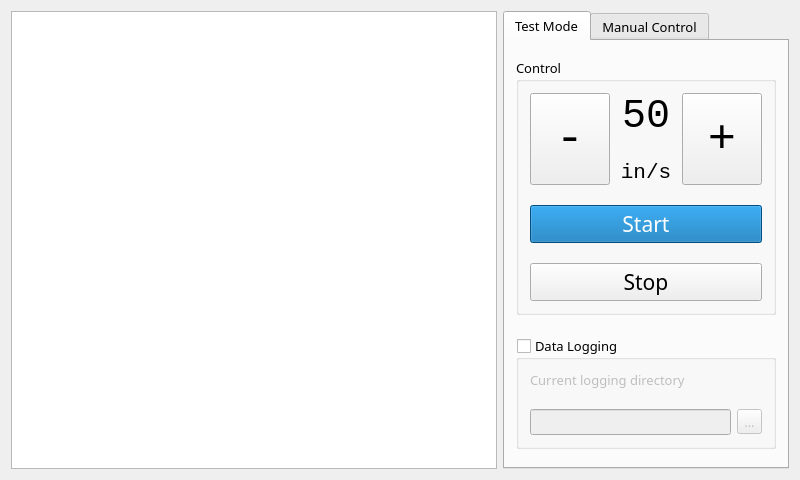
Above: PullTestGui/Qt_Files/UIDesign/mainwindow.ui from SJuola/TomPullTest before the change. Below: the same form after it.
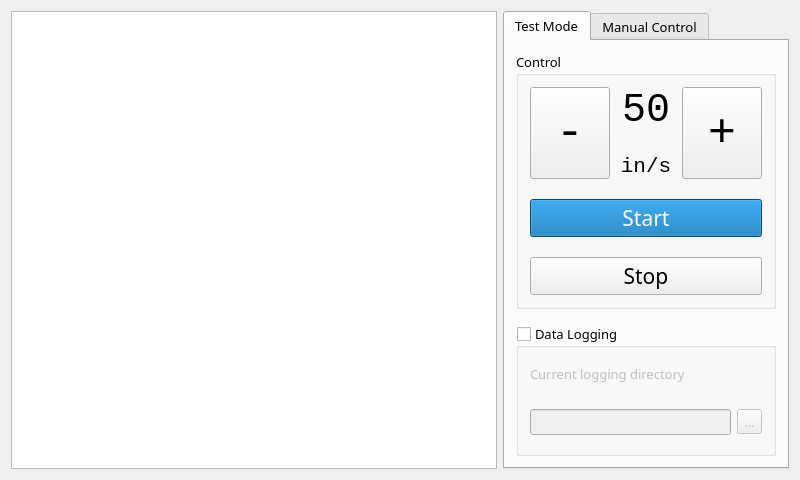
That is the form after the change. Custom widgets are drawn as their Qt base class.

The edit to the form file:
```diff
--- a/PullTestGui/Qt_Files/UIDesign/mainwindow.ui
+++ b/PullTestGui/Qt_Files/UIDesign/mainwindow.ui
@@ -58,7 +58,7 @@
     <item row="0" column="1">
      <widget class="QTabWidget" name="tabWidget">
       <property name="sizePolicy">
-       <sizepolicy hsizetype="Maximum" vsizetype="Expanding">
+       <sizepolicy hsizetype="Maximum" vsizetype="Preferred">
         <horstretch>0</horstretch>
         <verstretch>0</verstretch>
        </sizepolicy>
@@ -95,7 +95,7 @@
         <item row="1" column="0">
          <widget class="QGroupBox" name="dataloggingGroup">
           <property name="sizePolicy">
-           <sizepolicy hsizetype="Preferred" vsizetype="Maximum">
+           <sizepolicy hsizetype="Preferred" vsizetype="MinimumExpanding">
             <horstretch>0</horstretch>
             <verstretch>0</verstretch>
            </sizepolicy>
```
